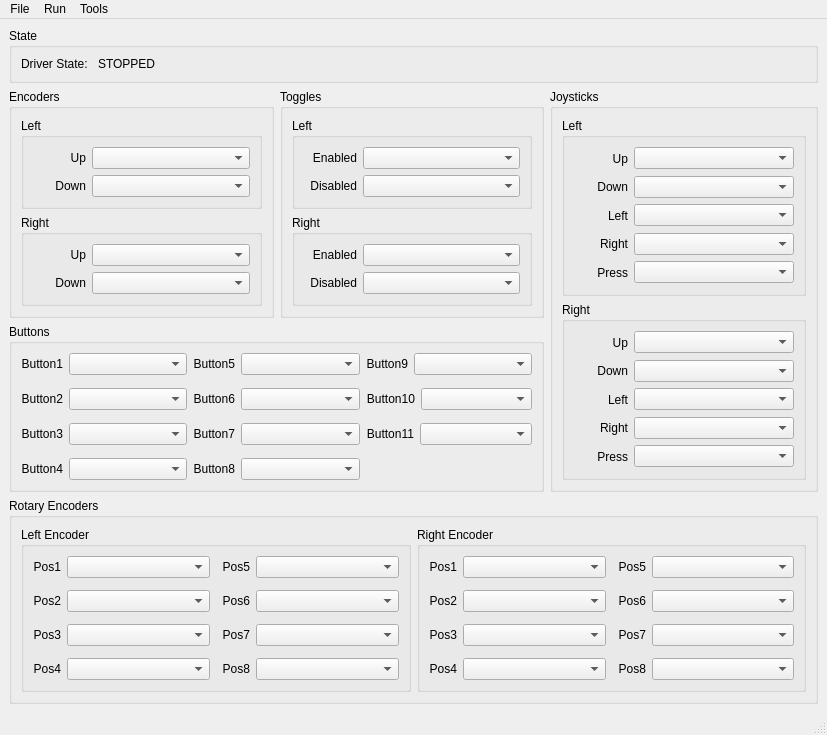
Before: the Qt Designer form ui/designer/mainWindow.ui in m-alexeev/wheel-serial, drawn with Qt 5.
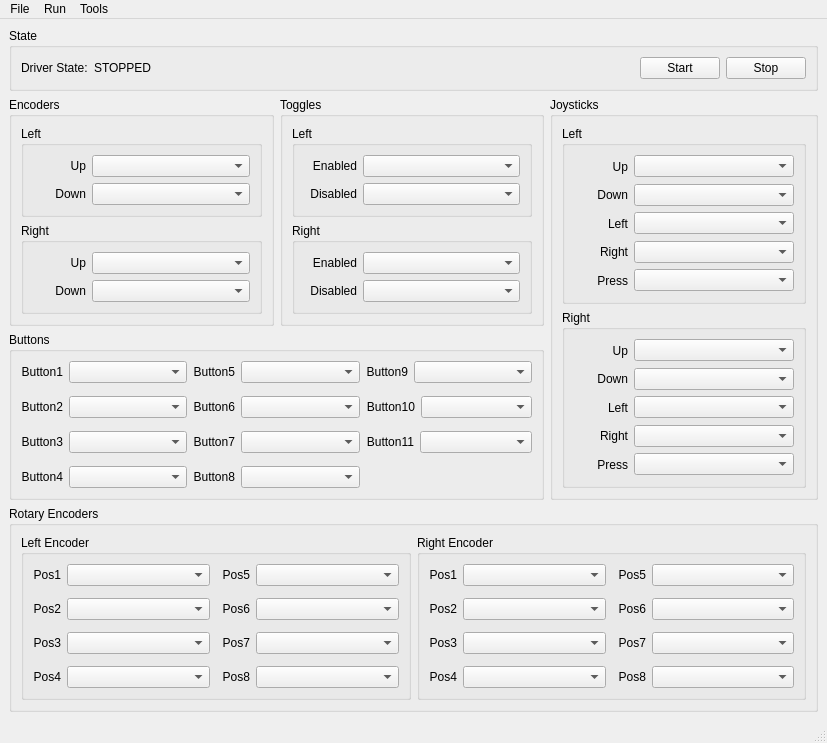
After: the same form once the commit is applied. Icons and pictures are not drawn.

Commit message: clearing up main window file

```diff
--- a/ui/designer/mainWindow.ui
+++ b/ui/designer/mainWindow.ui
@@ -30,7 +30,7 @@
         </property>
         <layout class="QVBoxLayout" name="verticalLayout_23">
          <item>
-          <layout class="QHBoxLayout" name="horizontalLayout_4" stretch="1,10">
+          <layout class="QHBoxLayout" name="horizontalLayout_4" stretch="1,10,0,0">
            <item>
             <widget class="QLabel" name="label_3">
              <property name="text">
@@ -45,6 +45,20 @@
              </property>
             </widget>
            </item>
+           <item>
+            <widget class="QPushButton" name="startDriverButton">
+             <property name="text">
+              <string>Start</string>
+             </property>
+            </widget>
+           </item>
+           <item>
+            <widget class="QPushButton" name="stopDriverButton">
+             <property name="text">
+              <string>Stop</string>
+             </property>
+            </widget>
+           </item>
           </layout>
          </item>
         </layout>
```
Left out of the diff: 3 changed lines with no effect on the pictures. The commit also changes 3 other files.
